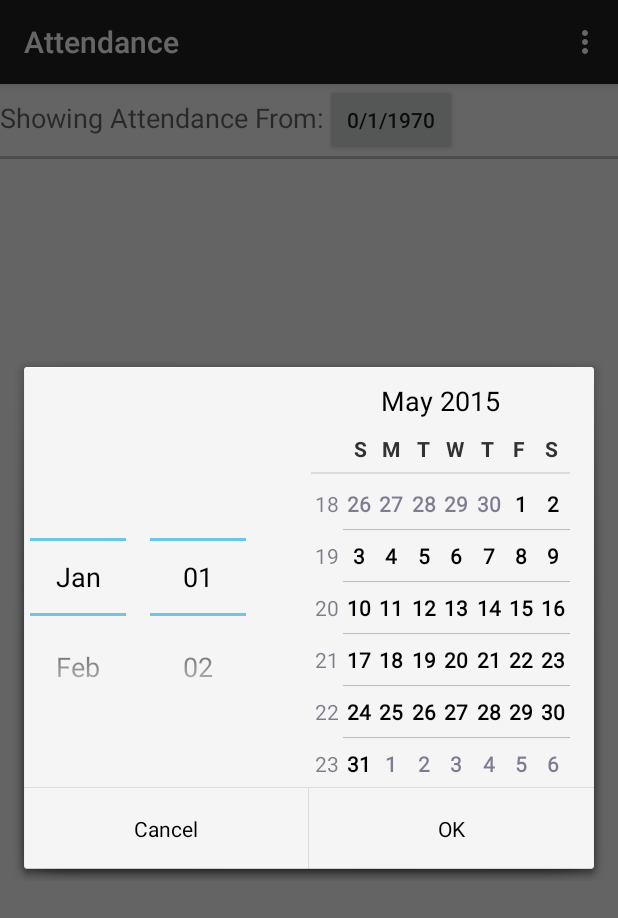
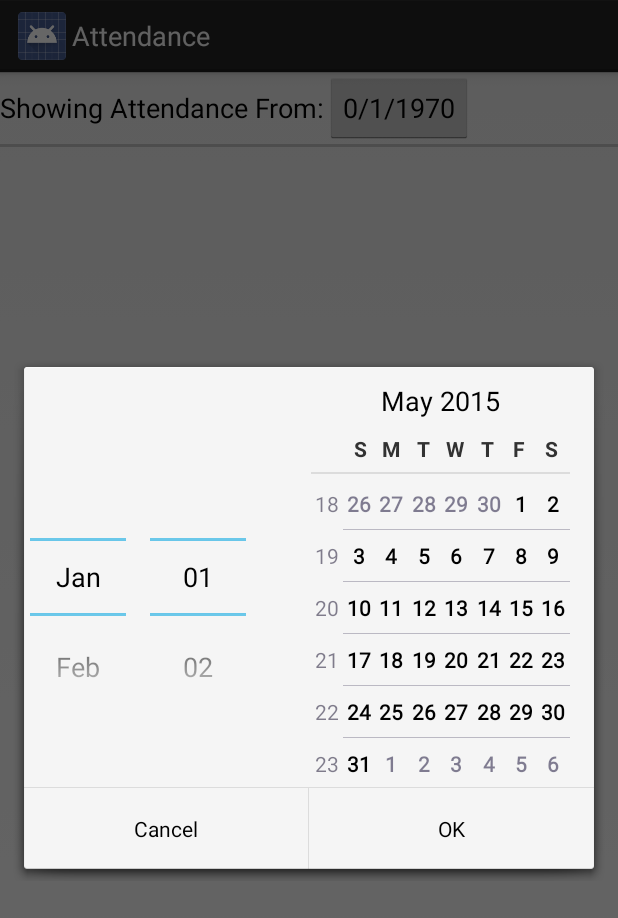
Before and after one commit to Team3128/AttendanceScanner, an Android app: the AttendanceActivity screen opened directly, with no data from a screen before it, after a tap on an icon or button, on a phone screen of 412 x 824 dp. Shown: the top 918 px of the screen. Run offline under Robolectric (Android 15) with nearby library versions, the phone set to English and light mode, and no system bars.

Commit message:
Move away from Android Support Library, and other changes.

```diff
--- a/app/src/main/java/team3128/org/attendancescanner/AttendanceActivity.java
+++ b/app/src/main/java/team3128/org/attendancescanner/AttendanceActivity.java
@@ -1,9 +1,9 @@
 package team3128.org.attendancescanner;
 
+import android.app.Activity;
 import android.app.DatePickerDialog;
 import android.database.Cursor;
 import android.os.Bundle;
-import android.support.v7.app.ActionBarActivity;
 import android.util.Log;
 import android.view.Menu;
 import android.view.View;
@@ -19,7 +19,7 @@ import team3128.org.attendancescanner.database.AttendanceDatabase;
 /**
  * Activity for viewing the attendance of club members.
  */
-public class AttendanceActivity extends ActionBarActivity implements DatePickerDialog.OnDateSetListener
+public class AttendanceActivity extends Activity implements DatePickerDialog.OnDateSetListener
 {
 	ListView attendanceList;
 	Button selectDateButton;
@@ -29,7 +29,7 @@ public class AttendanceActivity extends ActionBarActivity implements DatePickerD
 
 	private AttendanceDatabase attendanceDatabase;
 
-	AttendanceCursorAdaptor attendanceCursorAdaptor;
+	private AttendanceCursorAdaptor attendanceCursorAdaptor;
 
 	@Override
 	protected void onCreate(Bundle savedInstanceState)
--- a/app/src/main/res/layout/activity_attendance.xml
+++ b/app/src/main/res/layout/activity_attendance.xml
@@ -26,7 +26,6 @@
             android:onClick="selectDateCallback"
             />
     </LinearLayout>
-
     <View
         android:layout_height="2dp"
         android:layout_width="fill_parent"
--- a/app/src/main/res/menu/menu_attendance.xml
+++ b/app/src/main/res/menu/menu_attendance.xml
@@ -2,8 +2,4 @@
       xmlns:app="http://schemas.android.com/apk/res-auto"
       xmlns:tools="http://schemas.android.com/tools"
       tools:context="team3128.org.attendancescanner.AttendanceActivity">
-    <item android:id="@+id/action_settings"
-          android:title="@string/action_settings"
-          android:orderInCategory="100"
-          app:showAsAction="never"/>
 </menu>
--- a/app/src/main/res/menu/menu_student_name.xml
+++ b/app/src/main/res/menu/menu_student_name.xml
@@ -1,8 +1,8 @@
 <menu xmlns:android="http://schemas.android.com/apk/res/android"
-      xmlns:app="http://schemas.android.com/apk/res-auto"
       xmlns:tools="http://schemas.android.com/tools"
       tools:context="team3128.org.attendancescanner.StudentNameActivity">
     <item android:id="@+id/action_add_student"
         android:title="@string/add_student"
-        app:showAsAction="always"/>
+        android:showAsAction="ifRoom|withText"
+        android:icon="@android:drawable/ic_menu_add"/>
 </menu>
--- a/app/src/main/res/values/strings.xml
+++ b/app/src/main/res/values/strings.xml
@@ -17,5 +17,7 @@
     <string name="remove">Remove</string>
     <string name="add_student">Add Student</string>
     <string name="student_id">Student ID</string>
+    <string name="remove_student_title">Remove this student?</string>
+    <string name="remove_student_message">This will delete all their attendance records.</string>
 
 </resources>
--- a/app/src/main/res/values/styles.xml
+++ b/app/src/main/res/values/styles.xml
@@ -1,7 +1,7 @@
 <resources>
 
     <!-- Base application theme. -->
-    <style name="AppTheme" parent="Theme.AppCompat.Light.DarkActionBar">
+    <style name="AppTheme" parent="android:Theme.Holo.Light.DarkActionBar">
         <!-- Customize your theme here. -->
     </style>
 
--- a/barcodeapi/build.gradle
+++ b/barcodeapi/build.gradle
@@ -20,5 +20,4 @@ android {
 
 dependencies {
     compile fileTree(dir: 'libs', include: ['*.jar'])
-    compile 'com.android.support:appcompat-v7:22.1.1'
 }
--- a/nanohttpd-core/build.gradle
+++ b/nanohttpd-core/build.gradle
@@ -20,5 +20,4 @@ android {
 
 dependencies {
     compile fileTree(dir: 'libs', include: ['*.jar'])
-    compile 'com.android.support:appcompat-v7:22.1.1'
 }
```
Also changed, not shown: app/src/main/java/team3128/org/attendancescanner/MainActivity.java (+16 -9 lines), app/src/main/java/team3128/org/attendancescanner/StudentNameActivity.java (+59 -2 lines), app/src/main/java/team3128/org/attendancescanner/database/AttendanceCursorAdaptor.java (+25 -6 lines), app/src/main/java/team3128/org/attendancescanner/database/AttendanceDatabase.java (+24 -1 lines), app/src/main/res/menu/menu_main.xml (+4 -3 lines), 3 other files.
